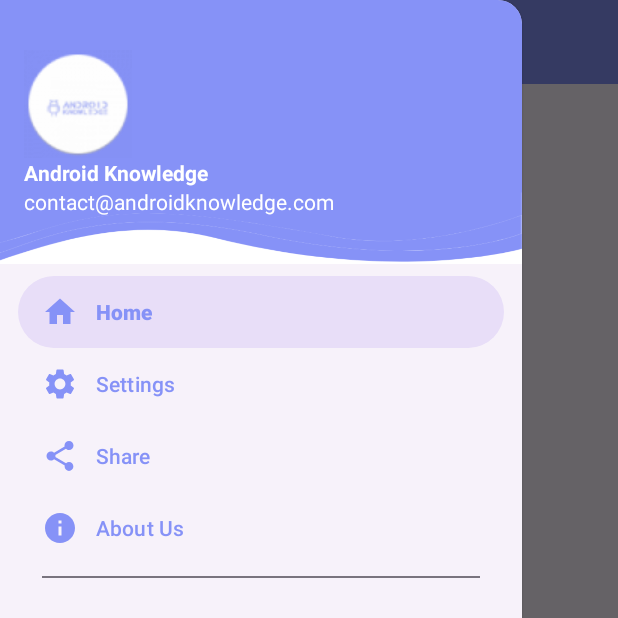
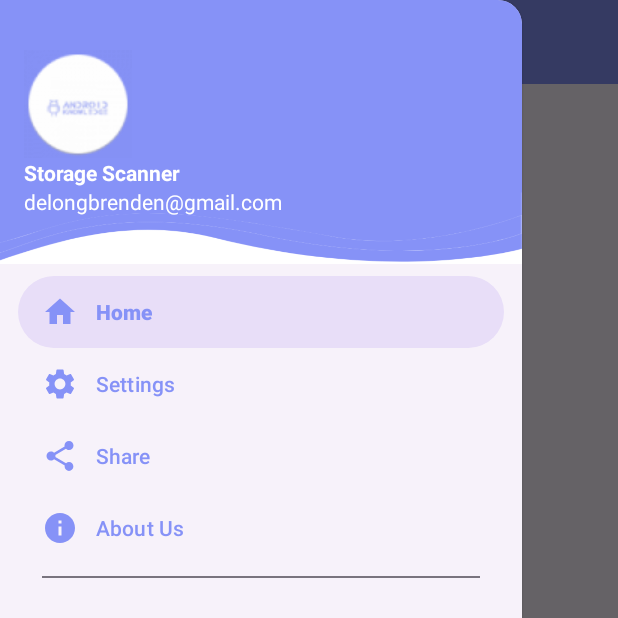
Before and after one commit to bdelong41/animated-octo-giggle, an Android app: the screen it shows after launch (MainActivity), with the side drawer open, on a phone screen of 412 x 824 dp, the top half of it. Run offline under Robolectric (Android 15) with nearby library versions, the phone set to English and light mode, and no system bars; libraries missing offline, so code that uses them is left out: androidx.camera.core, androidx.camera.lifecycle, androidx.camera.view, com.google.mlkit.vision; 3 statements that could not run were skipped.

Commit message:
Minor code updates

```diff
--- a/app/src/main/java/com/Inventory/inventorytracker/ShareFragment.java
+++ b/app/src/main/java/com/Inventory/inventorytracker/ShareFragment.java
@@ -102,7 +102,6 @@ public class ShareFragment extends Fragment {
                     getParentFragmentManager().beginTransaction().replace(R.id.fragment_container,
                             new SettingsFragment(boxList.get(position).getBoxID()))
                             .addToBackStack(null).commit();
-
                 }
             }
         });
--- a/app/src/main/res/layout/nav_header.xml
+++ b/app/src/main/res/layout/nav_header.xml
@@ -17,14 +17,14 @@
     <TextView
         android:layout_width="wrap_content"
         android:layout_height="wrap_content"
-        android:text="Android Knowledge"
+        android:text="Storage Scanner"
         android:textColor="@color/white"
         android:textStyle="bold"/>
 
     <TextView
         android:layout_width="wrap_content"
         android:layout_height="wrap_content"
-        android:text="contact@androidknowledge.com"
+        android:text="delongbrenden@gmail.com"
         android:textColor="@color/white"
         android:textSize="14sp"
         android:layout_marginBottom="16dp"/>
```
